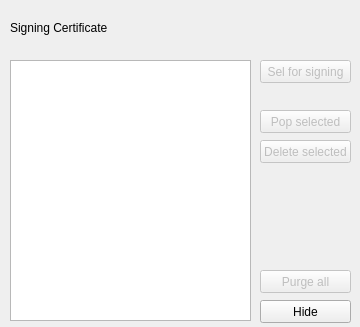
Qt form src/app/stackwindow.ui (patrickpr/YAOG) before a commit.
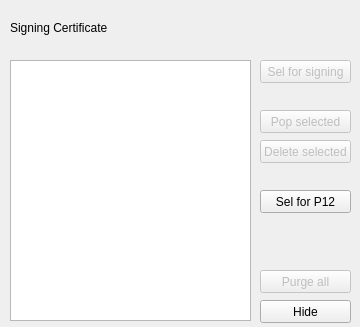
The same form after that commit.

```diff
--- a/src/app/stackwindow.ui
+++ b/src/app/stackwindow.ui
@@ -126,6 +126,19 @@
     <string>&lt;none&gt;</string>
    </property>
   </widget>
+  <widget class="QPushButton" name="pushButtonSelectForP12">
+   <property name="geometry">
+    <rect>
+     <x>260</x>
+     <y>190</y>
+     <width>91</width>
+     <height>23</height>
+    </rect>
+   </property>
+   <property name="text">
+    <string>Sel for P12</string>
+   </property>
+  </widget>
  </widget>
  <resources/>
  <connections/>
```
